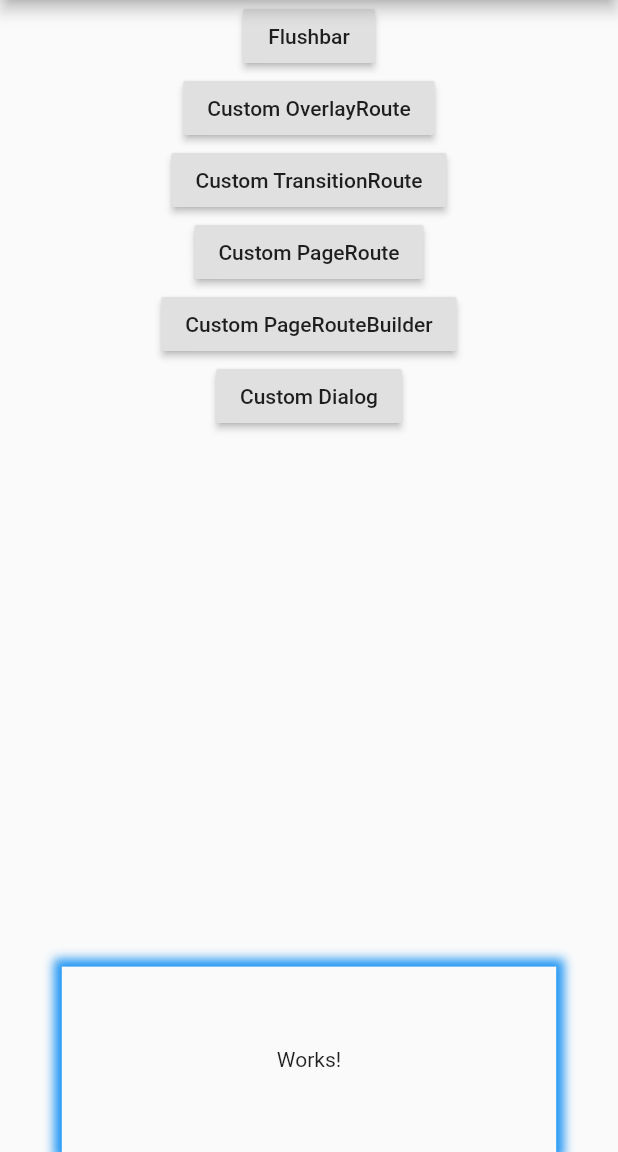
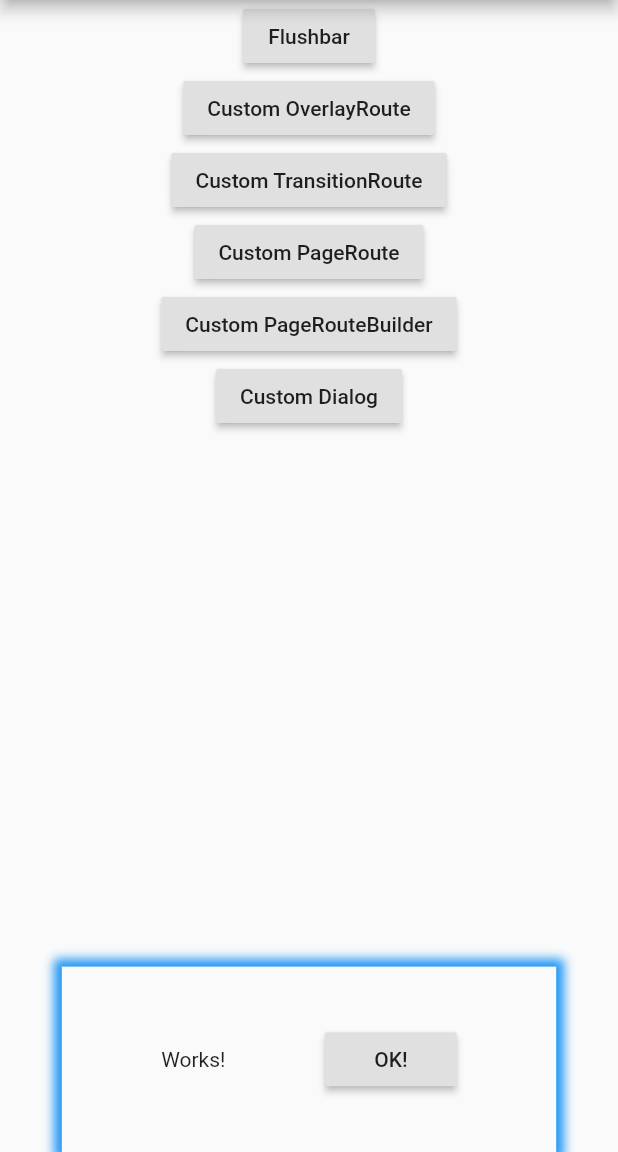
Before and after one commit to alejosandu/flutter_experimentos, a Flutter app: the screen it shows after launch, after a tap on "Custom OverlayRoute", on a phone screen of 412 x 824 dp, the part 84-1236 px from its top. Run offline on Flutter 3.47's test engine with Material 2 defaults, Android fonts, the phone set to English and light mode, and no system bars; our stand-ins replace flushbar.

```diff
--- a/lib/pages/flushbar_page.dart
+++ b/lib/pages/flushbar_page.dart
@@ -103,15 +103,25 @@ class CustomOverlayRoute extends OverlayRoute {
 }
 
 class CustomTransitionRoute extends TransitionRoute {
+  int dismissKey = 1;
+
   @override
   Iterable<OverlayEntry> createOverlayEntries() {
     final List<OverlayEntry> overlays = [];
 
     overlays.add(
       OverlayEntry(
-        builder: (_) => FadeTransition(
-          opacity: animation,
-          child: CustomCall(),
+        builder: (_) => Dismissible(
+          key: Key(dismissKey.toString()),
+          onDismissed: (direction) {
+            // dismissKey++;
+            navigator.removeRoute(this);
+          },
+          direction: DismissDirection.startToEnd,
+          child: FadeTransition(
+            opacity: animation,
+            child: CustomCall(),
+          ),
         ),
         maintainState: false,
         opaque: false,
@@ -195,7 +205,7 @@ class _CustomCallState extends State<CustomCall> {
   void didChangeDependencies() {
     super.didChangeDependencies();
     Timer(Duration(seconds: 5), () {
-      Navigator.pop(context);
+      if (mounted) Navigator.pop(context);
     });
   }
 
@@ -219,7 +229,20 @@ class _CustomCallState extends State<CustomCall> {
             )
           ],
         ),
-        child: Scaffold(body: Center(child: Text("Works!"))),
+        child: Scaffold(
+            body: Center(
+                child: Row(
+          mainAxisAlignment: MainAxisAlignment.spaceEvenly,
+          children: <Widget>[
+            Text("Works!"),
+            RaisedButton(
+              child: Text("OK!"),
+              onPressed: () {
+                Navigator.pop(context);
+              },
+            )
+          ],
+        ))),
       ),
     );
   }
```
